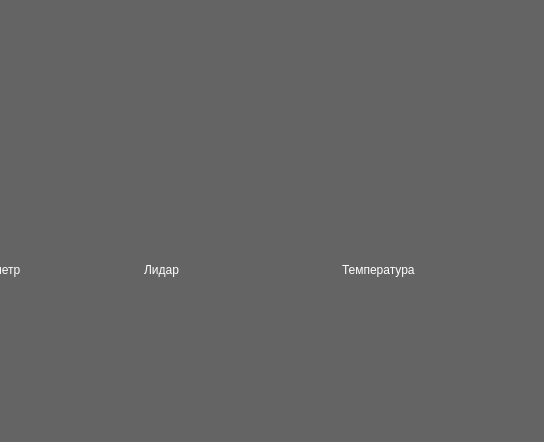
Qt form src/ground/laptop/GroundMain.ui (cansat-tsniimash/NeonBlade-2024) before a commit; both pictures show x 656 to 1200 and y 558 to 1000 of the 1200 by 1000 pixel window.
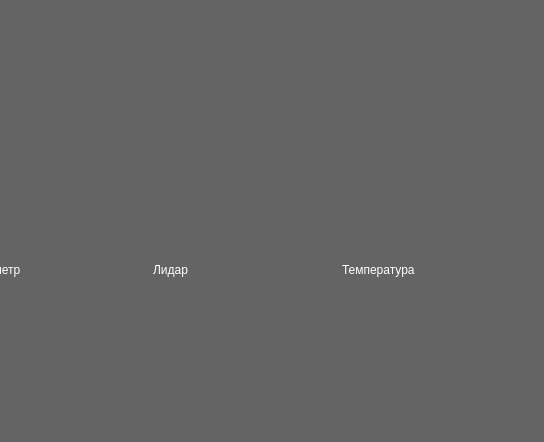
The same form after that commit.

Commit message: последняя рабочая версия

Patch:
```diff
--- a/src/ground/laptop/GroundMain.ui
+++ b/src/ground/laptop/GroundMain.ui
@@ -1121,21 +1121,6 @@
    </item>
    <item row="0" column="1" rowspan="5">
     <layout class="QGridLayout" name="gridLayout_3" columnstretch="0,0,0">
-     <item row="2" column="1">
-      <layout class="QVBoxLayout" name="verticalLayout_17">
-       <item>
-        <widget class="QLabel" name="label_76">
-         <property name="styleSheet">
-          <string notr="true">color: rgb(255, 255, 255);
-font: 12pt &quot;Lucida Sans&quot;;</string>
-         </property>
-         <property name="text">
-          <string>Лидар</string>
-         </property>
-        </widget>
-       </item>
-      </layout>
-     </item>
      <item row="1" column="2">
       <layout class="QVBoxLayout" name="verticalLayout_13">
        <item>
@@ -1262,6 +1247,26 @@
        </item>
       </layout>
      </item>
+     <item row="2" column="1">
+      <widget class="QWidget" name="" native="true">
+       <property name="styleSheet">
+        <string notr="true">background-color: rgb(100, 100, 100);</string>
+       </property>
+       <layout class="QVBoxLayout" name="verticalLayout_17">
+        <item>
+         <widget class="QLabel" name="label_76">
+          <property name="styleSheet">
+           <string notr="true">color: rgb(255, 255, 255);
+font: 12pt &quot;Lucida Sans&quot;;</string>
+          </property>
+          <property name="text">
+           <string>Лидар</string>
+          </property>
+         </widget>
+        </item>
+       </layout>
+      </widget>
+     </item>
     </layout>
    </item>
    <item row="2" column="0">
```
The commit also changes 2 other files.
